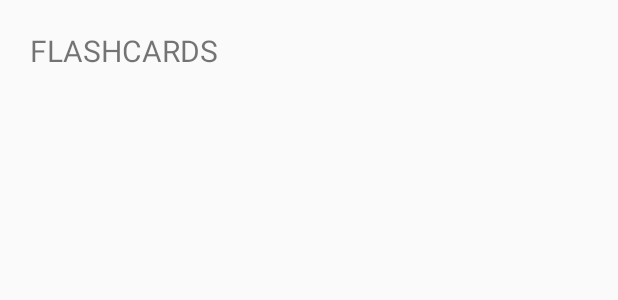
After one commit to alexpereira/PharmTech, an Android app: the layout fragment_flashcards.xml on its own in the app's theme, with its tools: preview values and no code run, on a phone screen of 412 x 824 dp. The commit adds this screen. Shown: the top 300 px of the screen. Run offline under Robolectric (Android 15) with nearby library versions, the phone set to English and light mode, and no system bars.

Commit message:
Added Flashcards fragment and tweaked some asthetics

```diff
--- /dev/null
+++ b/app/src/main/java/com/alexpereira/android/pharmatech10/FlashcardsFragment.java
@@ -0,0 +1,21 @@
+package com.alexpereira.android.pharmatech10;
+
+import android.app.Fragment;
+import android.os.Bundle;
+import android.view.LayoutInflater;
+import android.view.View;
+import android.view.ViewGroup;
+
+/**
+ * Created by alexpereira on 10/21/16.
+ */
+
+public class FlashcardsFragment extends Fragment{
+
+    public FlashcardsFragment(){}
+
+    @Override
+    public View onCreateView(LayoutInflater inflater, ViewGroup container, Bundle savedInstanceState) {
+        return inflater.inflate(R.layout.fragment_flashcards, container, false);
+    }
+}
--- a/app/src/main/java/com/alexpereira/android/pharmatech10/MainActivity.java
+++ b/app/src/main/java/com/alexpereira/android/pharmatech10/MainActivity.java
@@ -77,6 +77,8 @@ public class MainActivity extends AppCompatActivity {
         Fragment fragment;
         if (position == 1)
             fragment = new SearchCardsFragment();
+        else if (position == 2)
+            fragment = new FlashcardsFragment();
         else
             fragment = new HomeFragment();
 
--- /dev/null
+++ b/app/src/main/res/drawable/activated_background.xml
@@ -0,0 +1,7 @@
+<?xml version="1.0" encoding="utf-8"?>
+<selector xmlns:android="http://schemas.android.com/apk/res/android">
+    <item android:state_activated="true" android:drawable="@color/drawerSelectedItem" />
+    <item android:state_selected="true" android:drawable="@color/drawerSelectedItem" />
+    <item android:state_pressed="true" android:drawable="@color/drawerSelectedItem" />
+    <item android:drawable="@color/drawerBackground" />
+</selector>
--- a/app/src/main/res/layout/activity_main.xml
+++ b/app/src/main/res/layout/activity_main.xml
@@ -210,6 +210,6 @@
         android:choiceMode="singleChoice"
         android:divider="@android:color/transparent"
         android:dividerHeight="0dp"
-        android:background="@color/white"
+        android:background="@color/drawerBackground"
         style="@style/Widget.AppCompat.Light.ListView.DropDown"/>
 </android.support.v4.widget.DrawerLayout>
--- a/app/src/main/res/layout/drawer_list_item.xml
+++ b/app/src/main/res/layout/drawer_list_item.xml
@@ -23,5 +23,6 @@
     android:paddingLeft="16dp"
     android:paddingRight="16dp"
     android:textColor="@color/black"
+          android:textSize="18dp"
     android:background="?android:attr/activatedBackgroundIndicator"
     android:minHeight="?android:attr/listPreferredItemHeightSmall"/>
--- /dev/null
+++ b/app/src/main/res/layout/fragment_flashcards.xml
@@ -0,0 +1,16 @@
+<?xml version="1.0" encoding="utf-8"?>
+<LinearLayout xmlns:android="http://schemas.android.com/apk/res/android"
+              android:layout_width="match_parent"
+              android:layout_height="match_parent">
+    <TextView
+        android:layout_width="match_parent"
+        android:layout_height="wrap_content"
+        android:inputType="textPersonName"
+        android:text="FLASHCARDS"
+        android:ems="10"
+        android:id="@+id/editText"
+        android:layout_marginTop="10dp"
+        android:textSize="20dp"
+        android:paddingLeft="20dp"
+        android:paddingTop="10dp"/>
+</LinearLayout>
--- a/app/src/main/res/values/colors.xml
+++ b/app/src/main/res/values/colors.xml
@@ -1,8 +1,11 @@
 <?xml version="1.0" encoding="utf-8"?>
 <resources>
-    <color name="colorPrimary">#3F51B5</color>
-    <color name="colorPrimaryDark">#303F9F</color>
+    <color name="colorPrimary">#009587</color>
+    <color name="colorPrimaryDark">#00877A</color>
     <color name="colorAccent">#FF4081</color>
+    <color name="drawerBackground">#F1F1F2</color>
+    <color name="drawerSelectedItem">#DBDCDE</color>
+    <color name="uva_color">#c31756</color>
 
     <color name="white">#f5e4e4</color>
     <color name="yellow">#FFFF00</color>
--- a/app/src/main/res/values/strings.xml
+++ b/app/src/main/res/values/strings.xml
@@ -3,7 +3,7 @@
     <string-array name="drawer_items">
         <item>Home</item>
         <item>Search Cards</item>
-        <!--<item>Flashcards</item>-->
+        <item>Flashcards</item>
     </string-array>
     <string name="drawer_open">Open navigation drawer</string>
     <string name="drawer_close">Close navigation drawer</string>
--- a/app/src/main/res/values/styles.xml
+++ b/app/src/main/res/values/styles.xml
@@ -6,6 +6,7 @@
         <item name="colorPrimary">@color/colorPrimary</item>
         <item name="colorPrimaryDark">@color/colorPrimaryDark</item>
         <item name="colorAccent">@color/colorAccent</item>
+        <item name="android:activatedBackgroundIndicator">@drawable/activated_background</item>
     </style>
 
 </resources>
```
